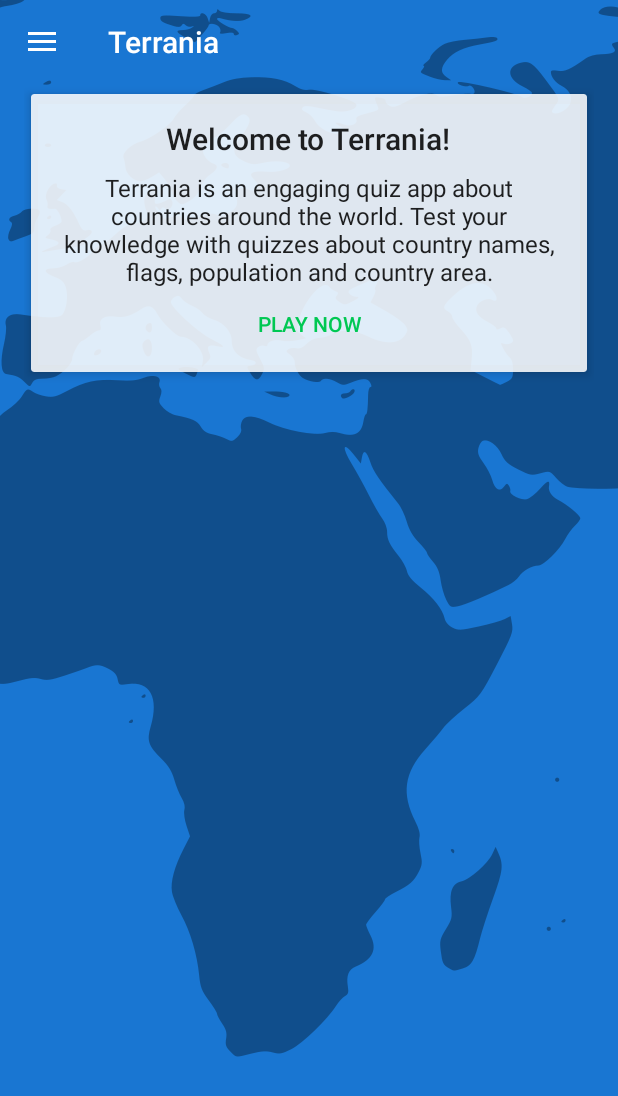
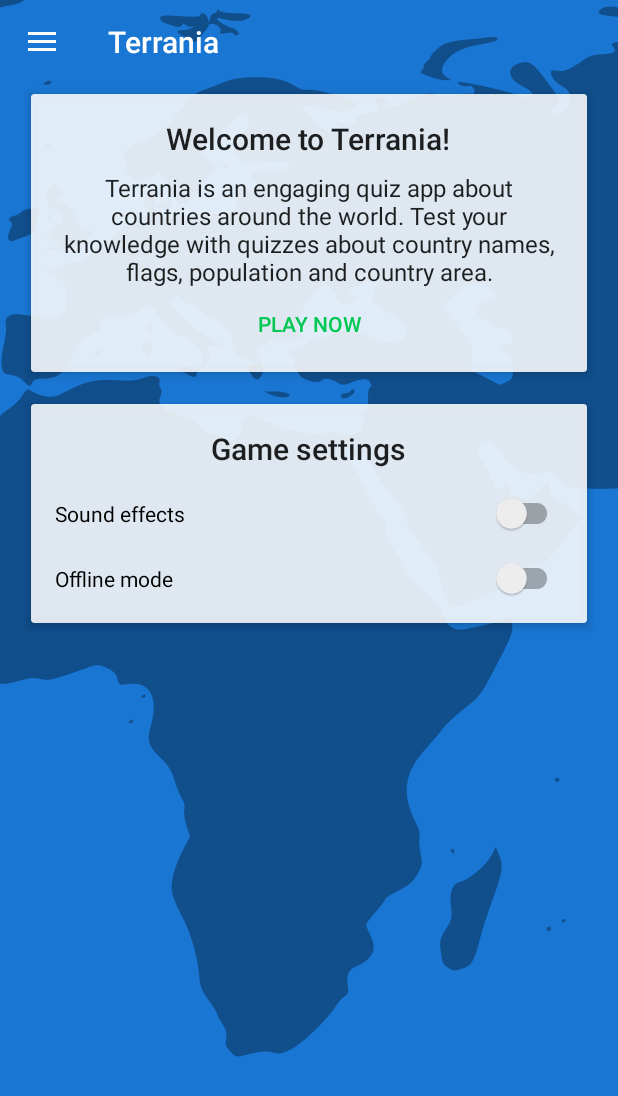
Before and after one commit to abn-volk/Terrania, an Android app: the screen it shows after launch (MainActivity), on a phone screen of 412 x 824 dp. Shown: the top 1096 px of the screen. Run offline under Robolectric (Android 15) with nearby library versions, the phone set to English and light mode, and no system bars; our stand-ins replace ButterKnife, Picasso; pictures from the network do not load; 2 statements that could not run were skipped.

Commit message:
Sound effects and offline mode

```diff
--- a/app/src/main/java/net/volangvang/terrania/main/MainActivity.java
+++ b/app/src/main/java/net/volangvang/terrania/main/MainActivity.java
@@ -2,7 +2,9 @@ package net.volangvang.terrania.main;
 
 import android.content.Intent;
 import android.content.IntentSender;
+import android.content.SharedPreferences;
 import android.os.Bundle;
+import android.preference.PreferenceManager;
 import android.support.annotation.NonNull;
 import android.support.annotation.Nullable;
 import android.support.design.widget.NavigationView;
@@ -11,10 +13,12 @@ import android.support.v4.view.GravityCompat;
 import android.support.v4.widget.DrawerLayout;
 import android.support.v7.app.ActionBarDrawerToggle;
 import android.support.v7.app.AppCompatActivity;
+import android.support.v7.widget.SwitchCompat;
 import android.support.v7.widget.Toolbar;
 import android.view.MenuItem;
 import android.view.View;
 import android.widget.Button;
+import android.widget.CompoundButton;
 import android.widget.ImageView;
 import android.widget.TextView;
 import android.widget.Toast;
@@ -45,17 +49,21 @@ public class MainActivity extends AppCompatActivity
     @BindView(R.id.layout_not_signed_in) View layoutNotSignedIn;
     @BindView(R.id.layout_signed_in) View layoutSignedIn;
     @BindView(R.id.text_signed_in) TextView textSignedIn;
+    @BindView(R.id.switch_sound) SwitchCompat switchSound;
+    @BindView(R.id.switch_offline) SwitchCompat switchOffline;
     TextView prompt;
     TextView textUserName;
     ImageView userImg;
     ImageView userBanner;
     private GoogleApiClient apiClient;
+    private SharedPreferences preferences;
     private static int RC_SIGN_IN = 2948;
 
 
     @Override
     protected void onCreate(Bundle savedInstanceState) {
         super.onCreate(savedInstanceState);
+        preferences = PreferenceManager.getDefaultSharedPreferences(getApplicationContext());
         setContentView(R.layout.activity_main);
         ButterKnife.bind(this);
         setSupportActionBar(toolbar);
@@ -85,6 +93,22 @@ public class MainActivity extends AppCompatActivity
             @Override
             public void onClick(View view) {
                 onSignOutClicked();
+            }
+        });
+
+        switchSound.setChecked(preferences.getBoolean("sound", false));
+        switchSound.setOnCheckedChangeListener(new CompoundButton.OnCheckedChangeListener() {
+            @Override
+            public void onCheckedChanged(CompoundButton compoundButton, boolean b) {
+                preferences.edit().putBoolean("sound", b).apply();
+            }
+        });
+
+        switchOffline.setChecked(preferences.getBoolean("offline", false));
+        switchOffline.setOnCheckedChangeListener(new CompoundButton.OnCheckedChangeListener() {
+            @Override
+            public void onCheckedChanged(CompoundButton compoundButton, boolean b) {
+                preferences.edit().putBoolean("offline", b).apply();
             }
         });
     }
--- a/app/src/main/java/net/volangvang/terrania/play/Flag2CountryFragment.java
+++ b/app/src/main/java/net/volangvang/terrania/play/Flag2CountryFragment.java
@@ -8,6 +8,7 @@ import android.os.Bundle;
 import android.support.design.widget.FloatingActionButton;
 import android.support.v4.app.Fragment;
 import android.support.v4.content.ContextCompat;
+import android.support.v4.widget.NestedScrollView;
 import android.support.v7.widget.CardView;
 import android.util.Base64;
 import android.view.LayoutInflater;
@@ -54,6 +55,8 @@ public class Flag2CountryFragment extends Fragment {
     ImageView flag;
     @BindView(R.id.btn_next)
     FloatingActionButton btnNext;
+    @BindView(R.id.scroll_view)
+    NestedScrollView scrollView;
 
     private GameActivity activity;
 
@@ -131,6 +134,7 @@ public class Flag2CountryFragment extends Fragment {
                         public void onSuccess(@NonNull Integer rightAnswer) {
                             if (rightAnswer != finalI)
                                 answers.get(finalI).setCardBackgroundColor(ContextCompat.getColor(getContext(), R.color.colorWrong));
+                            activity.playFeedbackSound(rightAnswer == finalI);
                             answers.get(rightAnswer).setCardBackgroundColor(ContextCompat.getColor(getContext(), R.color.colorRight));
                             btnNext.setVisibility(View.VISIBLE);
                             btnNext.setOnClickListener(new View.OnClickListener() {
@@ -157,6 +161,7 @@ public class Flag2CountryFragment extends Fragment {
                                     });
                                 }
                             });
+                            scrollView.fullScroll(View.FOCUS_DOWN);
                         }
 
                         @Override
--- a/app/src/main/java/net/volangvang/terrania/play/TextQuestionFragment.java
+++ b/app/src/main/java/net/volangvang/terrania/play/TextQuestionFragment.java
@@ -6,6 +6,7 @@ import android.os.Bundle;
 import android.support.design.widget.FloatingActionButton;
 import android.support.v4.app.Fragment;
 import android.support.v4.content.ContextCompat;
+import android.support.v4.widget.NestedScrollView;
 import android.support.v7.widget.CardView;
 import android.view.LayoutInflater;
 import android.view.View;
@@ -48,6 +49,8 @@ public class TextQuestionFragment extends Fragment {
     TextView questionText;
     @BindView(R.id.btn_next)
     FloatingActionButton btnNext;
+    @BindView(R.id.scroll_view)
+    NestedScrollView scrollView;
 
     private GameActivity activity;
 
@@ -117,6 +120,7 @@ public class TextQuestionFragment extends Fragment {
                         public void onSuccess(@NonNull Integer rightAnswer) {
                             if (rightAnswer != finalI)
                                 answers.get(finalI).setCardBackgroundColor(ContextCompat.getColor(getContext(), R.color.colorWrong));
+                            activity.playFeedbackSound(rightAnswer == finalI);
                             answers.get(rightAnswer).setCardBackgroundColor(ContextCompat.getColor(getContext(), R.color.colorRight));
                             btnNext.setVisibility(View.VISIBLE);
                             btnNext.setOnClickListener(new View.OnClickListener() {
@@ -143,6 +147,7 @@ public class TextQuestionFragment extends Fragment {
                                     });
                                 }
                             });
+                            scrollView.fullScroll(View.FOCUS_DOWN);
                         }
 
                         @Override
--- a/app/src/main/res/layout/fragment_home.xml
+++ b/app/src/main/res/layout/fragment_home.xml
@@ -11,6 +11,7 @@
         android:layout_height="wrap_content"
         android:paddingLeft="@dimen/activity_horizontal_margin"
         android:paddingRight="@dimen/activity_horizontal_margin"
+        android:paddingBottom="@dimen/activity_vertical_margin"
         android:orientation="vertical">
         <android.support.v7.widget.CardView
             android:layout_width="match_parent"
@@ -152,6 +153,46 @@
                     android:textColor="@color/colorAccent"/>
             </LinearLayout>
         </android.support.v7.widget.CardView>
+
+        <android.support.v7.widget.CardView
+            android:id="@+id/layout_settings"
+            android:layout_width="match_parent"
+            android:layout_height="wrap_content"
+            app:cardElevation="4dp"
+            app:cardUseCompatPadding="true"
+            app:cardBackgroundColor="@color/colorWhiteTransparent">
+            <LinearLayout
+                android:layout_width="match_parent"
+                android:layout_height="wrap_content"
+                android:orientation="vertical"
+                android:paddingTop="16dp"
+                android:paddingBottom="8dp"
+                android:paddingLeft="16dp"
+                android:paddingRight="16dp"
+                android:gravity="center">
+                <TextView
+                    android:layout_width="wrap_content"
+                    android:layout_height="wrap_content"
+                    android:text="@string/msg_settings"
+                    android:gravity="center"
+                    android:paddingBottom="8dp"
+                    android:textAppearance="@style/TextAppearance.AppCompat.Title"/>
+                <android.support.v7.widget.SwitchCompat
+                    android:id="@+id/switch_sound"
+                    android:layout_width="match_parent"
+                    android:layout_height="wrap_content"
+                    android:layout_marginTop="8dp"
+                    android:layout_marginBottom="8dp"
+                    android:text="@string/preference_sound"/>
+                <android.support.v7.widget.SwitchCompat
+                    android:id="@+id/switch_offline"
+                    android:layout_width="match_parent"
+                    android:layout_height="wrap_content"
+                    android:layout_marginTop="8dp"
+                    android:layout_marginBottom="8dp"
+                    android:text="@string/preference_offline"/>
+            </LinearLayout>
+        </android.support.v7.widget.CardView>
     </LinearLayout>
 
 </android.support.v4.widget.NestedScrollView>
--- a/app/src/main/res/values/strings.xml
+++ b/app/src/main/res/values/strings.xml
@@ -15,7 +15,7 @@
     <string name="body_team">Computer Science majors from <a href="http://uet.vnu.edu.vn">University of Engineering and Technology</a>, Vietnam National University, Hanoi:
     \n• Phạm Nguyễn Hoàng\n• Nguyễn Văn Tiến\n• Đỗ Quang Thành\n• Nguyễn Văn Thắng</string>
     <string name="header_acknowledgements">Acknowledgements</string>
-    <string name="body_acknowledgements">• World countries information is provided by <a href="https://www.worlddata.info">WorldData.info</a> and <a href="https://github.com/mledoze/countries">mledoze/countries on GitHub</a>.\n• World flags are taken from <a href="http://flagpedia.net/">Flagpedia</a>.\n• The flags of Palestine, Myanmar, Peru, Bolivia and South Sudan are sourced from <a href="https://commons.wikimedia.org">Wikimedia Commons</a>.</string>
+    <string name="body_acknowledgements">• World countries information is provided by <a href="https://www.worlddata.info">WorldData.info</a> and <a href="https://github.com/mledoze/countries">mledoze/countries on GitHub</a>.\n• World flags are taken from <a href="http://flagpedia.net/">Flagpedia</a>.\n• The flags of Palestine, Myanmar, Peru, Bolivia and South Sudan are sourced from <a href="https://commons.wikimedia.org">Wikimedia Commons</a>.\n• Sounds are taken from <a href="http://freesound.org">Freesound</a></string>
 
     <string name="radio_africa">Africa</string>
     <string name="label_choose_continent">Continent</string>
@@ -37,7 +37,7 @@
     <string name="msg_oceania_countries">Oceania only has 14 countries. Therefore, choosing 20 or 30 countries is equivalent to \"All\".</string>
     <string name="ok" translatable="false">OK</string>
     <string name="msg_welcome_terrania">Welcome to Terrania!</string>
-    <string name="msg_welcome_details">Terrania is an engaging quiz app about countries around the world.         Test your knowledge with quizzes about country names, flags, population and country area.</string>
+    <string name="msg_welcome_details">Terrania is an engaging quiz app about countries around the world. Test your knowledge with quizzes about country names, flags, population and country area.</string>
     <string name="btn_play_now">Play now</string>
     <string name="btn_sign_in">Sign in</string>
     <string name="msg_not_signed_in">You are not signed in!</string>
@@ -84,5 +84,9 @@
     <string name="msg_quit_game_prompt">Quit this game?</string>
     <string name="msg_quit_game_detail">If you quit this game, your score will be lost.</string>
     <string name="cancel">Cancel</string>
+    <string name="msg_settings">Game settings</string>
+    <string name="preference_sound">Sound effects</string>
+    <string name="preference_offline">Offline mode</string>
+    <string name="msg_wait">Please wait…</string>
 
 </resources>
```
Also changed, not shown: app/src/main/java/net/volangvang/terrania/play/Country2FlagFragment.java (+6 -5 lines), app/src/main/java/net/volangvang/terrania/play/GameActivity.java (+25 -5 lines), app/src/main/java/net/volangvang/terrania/play/SoundPlayer.java (added, +30 -0 lines), app/src/main/res/layout-w600dp-land/fragment_country2_flag.xml (+7 -5 lines), app/src/main/res/layout-w600dp-land/fragment_flag2_country.xml (+7 -5 lines), app/src/main/res/layout-w600dp-land/fragment_text_question.xml (+11 -1 lines), app/src/main/res/layout-w820dp/fragment_country2_flag.xml (+7 -5 lines), app/src/main/res/layout/activity_game.xml (+10 -3 lines), app/src/main/res/layout/fragment_country2_flag.xml (+7 -5 lines), app/src/main/res/layout/fragment_flag2_country.xml (+7 -5 lines), app/src/main/res/layout/fragment_text_question.xml (+7 -5 lines), 3 other files. Lines whose indentation alone changed are shown as unchanged.
